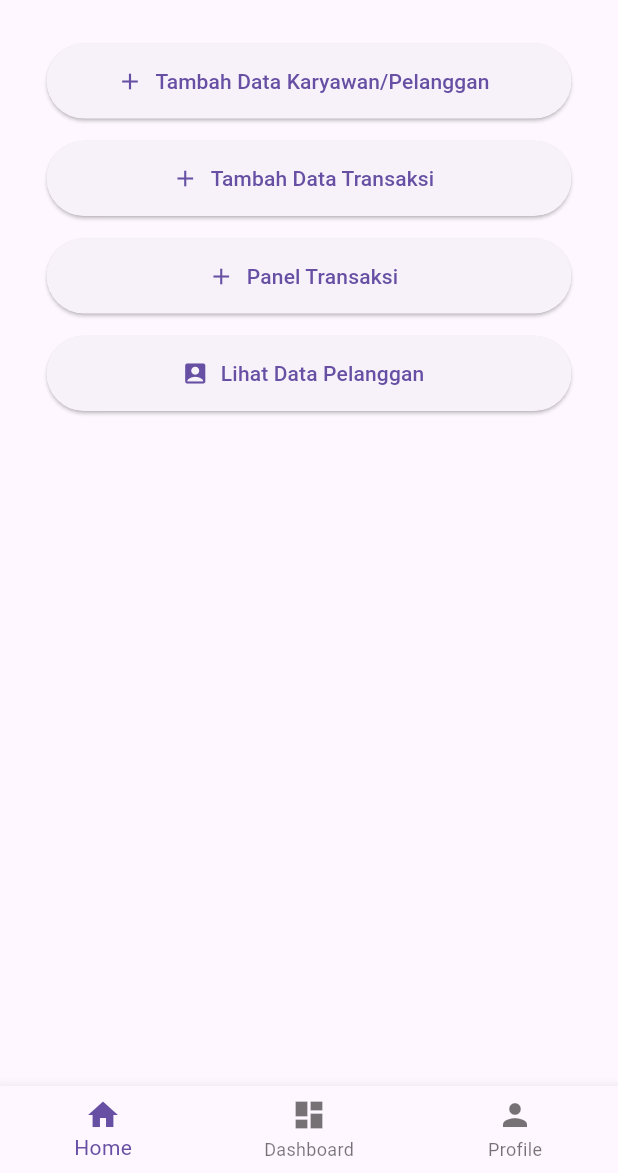
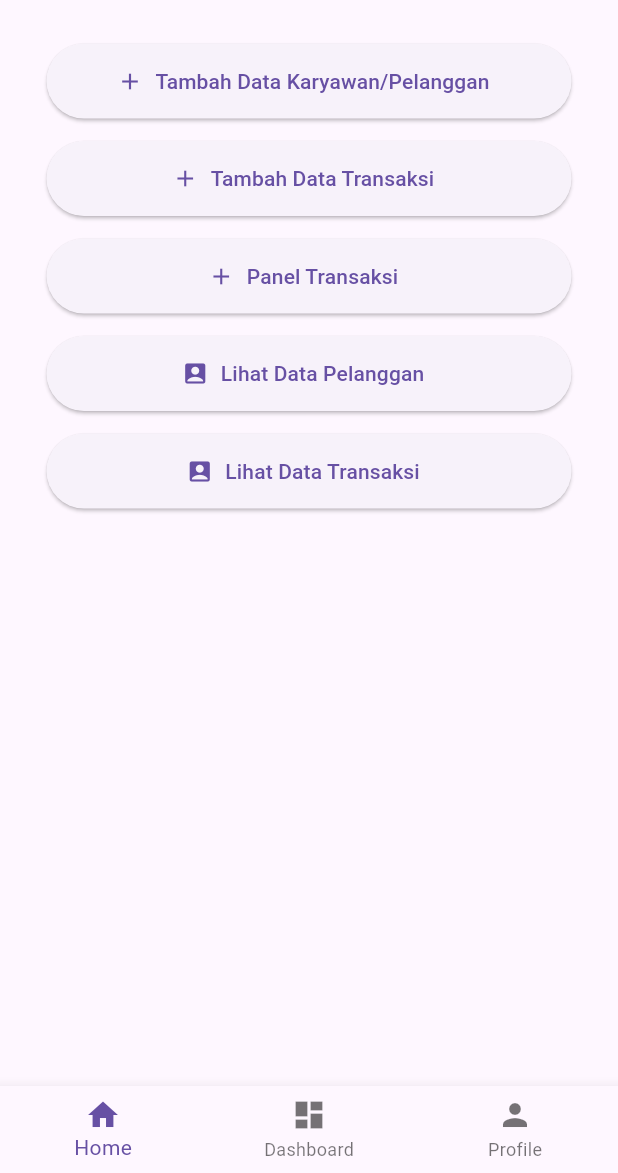
Before and after one commit to arutha-26/GSL_mobileApp, a Flutter app: the OwnerhomeView screen opened by its route, on a phone screen of 412 x 824 dp, the part 63-1236 px from its top. Run offline on Flutter 3.47's test engine with Material 3 defaults, Android fonts, the phone set to English and light mode, and no system bars; our stand-ins replace data_table_2, dropdown_search, fl_chart, flutter_dotenv, get, supabase and 1 more; accounts and stored records are empty.

Commit message:
17PT BUG FIX ADD DATA USER, PANEL DATA TRANSAKSI CREATE STILL ON GOING FEATURE FILTER, BUG FIX ON DASHBOARD

```diff
--- a/lib/app/modules/adddatauser/views/adddata_view.dart
+++ b/lib/app/modules/adddatauser/views/adddata_view.dart
@@ -32,7 +32,7 @@ class AdddataView extends GetView<AdddataController> {
             controller: controller.nameC,
             textInputAction: TextInputAction.next,
             onChanged: (String value) {
-              controller.emailC.text = value.replaceAll(" ", "").toLowerCase() + "@gsl.com";
+              controller.emailC.text = "${value.replaceAll(" ", "").toLowerCase()}@gsl.com";
             },
             decoration: const InputDecoration(
               labelText: "Nama Pengguna",
@@ -57,7 +57,7 @@ class AdddataView extends GetView<AdddataController> {
               constraints: BoxConstraints(maxHeight: 170),
               showSelectedItems: true,
             ),
-            items: ["Owner", "Karyawan", "Pelanggan"],
+            items: const ["Owner", "Karyawan", "Pelanggan"],
             dropdownDecoratorProps: const DropDownDecoratorProps(
               dropdownSearchDecoration: InputDecoration(
                 labelText: "Role",
--- /dev/null
+++ b/lib/app/modules/dataTransaksi/controllers/data_transaksi_controller.dart
@@ -0,0 +1,47 @@
+import 'package:get/get.dart';
+import 'package:supabase_flutter/supabase_flutter.dart';
+
+class DataTransaksiController extends GetxController {
+  RxBool isLoading = false.obs;
+  RxBool isHidden = true.obs;
+
+  SupabaseClient client = Supabase.instance.client;
+
+  RxList<Map<String, dynamic>> data = <Map<String, dynamic>>[].obs;
+
+  Future<void> fetchData() async {
+    try {
+      final response = await client.from('transaksi').select('*');
+
+      if (response != null && response is List) {
+        // Convert each item in the list to a Map<String, dynamic>
+        data.value = response.map((item) => item as Map<String, dynamic>).toList();
+        print('Fetched data: $data');
+      } else {
+        print('Error: Invalid data format');
+      }
+    } catch (error) {
+      // Handle other exceptions
+      print('Error: $error');
+    }
+  }
+
+  final Map<String, String> columnNames = {
+    'transaksi_id': 'ID',
+    'nama_pelanggan': 'Nama Pelanggan',
+    'nomor_pelanggan': 'Nomor Pelanggan',
+    'kategori_pelanggan': 'Kategori Pelanggan',
+    'nama_karyawan': 'Nama Karyawan',
+    'metode_laundry': 'Metode Laundry',
+    'layanan_laundry': 'Layanan Laundry',
+    'berat_laundry': 'Berat Laundry',
+    'total_biaya': 'Total Biaya',
+    'metode_pembayaran': 'Metode Pembayaran',
+    'status_pembayaran': 'Status Pembayaran',
+    'tanggal_datang': 'Tanggal Datang',
+    'tanggal_selesai': 'Tanggal Selesai',
+    'status_cucian': 'Status Cucian',
+    'is_hidden': 'Is Hidden',
+    'edit_at': 'Edit At'
+  };
+}
--- a/lib/app/modules/ownerhome/views/ownerhome_view.dart
+++ b/lib/app/modules/ownerhome/views/ownerhome_view.dart
@@ -2,6 +2,8 @@ import 'package:flutter/material.dart';
 import 'package:get/get.dart';
 import 'package:gsl/app/modules/addtransaksi/controllers/addtransaksi_controller.dart';
 import 'package:gsl/app/modules/addtransaksi/views/addtransaksi_view.dart';
+import 'package:gsl/app/modules/dataTransaksi/controllers/data_transaksi_controller.dart';
+import 'package:gsl/app/modules/dataTransaksi/views/data_transaksi_view.dart';
 import 'package:gsl/app/modules/paneltransaksi/controllers/paneltransaksi_controller.dart';
 import 'package:gsl/app/modules/paneltransaksi/views/paneltransaksi_view.dart';
 
@@ -14,7 +16,7 @@ import '../../datapelanggan/views/datapelanggan_view.dart';
 import '../controllers/ownerhome_controller.dart';
 
 class OwnerhomeView extends GetView<OwnerhomeController> {
-  const OwnerhomeView({Key? key}) : super(key: key);
+  const OwnerhomeView({super.key});
 
   @override
   Widget build(BuildContext context) {
@@ -28,7 +30,7 @@ class OwnerhomeView extends GetView<OwnerhomeController> {
           mainAxisAlignment: MainAxisAlignment.start,
           children: [
             const SizedBox(height: 15),
-            Container(
+            SizedBox(
               width: 350,
               height: 50,
               child: ElevatedButton.icon(
@@ -36,12 +38,12 @@ class OwnerhomeView extends GetView<OwnerhomeController> {
                   Get.put(AdddataController());
                   Get.to(() => AdddataView());
                 },
-                icon: Icon(Icons.add),
-                label: Text('Tambah Data Karyawan/Pelanggan'),
+                icon: const Icon(Icons.add),
+                label: const Text('Tambah Data Karyawan/Pelanggan'),
               ),
             ),
             const SizedBox(height: 15),
-            Container(
+            SizedBox(
               width: 350,
               height: 50,
               child: ElevatedButton.icon(
@@ -49,12 +51,12 @@ class OwnerhomeView extends GetView<OwnerhomeController> {
                   Get.put(AddtransaksiController());
                   Get.to(() => AddtransaksiView());
                 },
-                icon: Icon(Icons.add),
-                label: Text('Tambah Data Transaksi'),
+                icon: const Icon(Icons.add),
+                label: const Text('Tambah Data Transaksi'),
               ),
             ),
             const SizedBox(height: 15),
-            Container(
+            SizedBox(
               width: 350,
               height: 50,
               child: ElevatedButton.icon(
@@ -62,12 +64,12 @@ class OwnerhomeView extends GetView<OwnerhomeController> {
                   Get.put(PaneltransaksiController());
                   Get.to(() => PaneltransaksiView());
                 },
-                icon: Icon(Icons.add),
-                label: Text('Panel Transaksi'),
+                icon: const Icon(Icons.add),
+                label: const Text('Panel Transaksi'),
               ),
             ),
             const SizedBox(height: 15),
-            Container(
+            SizedBox(
               width: 350,
               height: 50,
               child: ElevatedButton.icon(
@@ -75,8 +77,21 @@ class OwnerhomeView extends GetView<OwnerhomeController> {
                   Get.put(DatapelangganController());
                   Get.to(() => DatapelangganView());
                 },
-                icon: Icon(Icons.account_box_rounded),
-                label: Text('Lihat Data Pelanggan'),
+                icon: const Icon(Icons.account_box_rounded),
+                label: const Text('Lihat Data Pelanggan'),
+              ),
+            ),
+            const SizedBox(height: 15),
+            SizedBox(
+              width: 350,
+              height: 50,
+              child: ElevatedButton.icon(
+                onPressed: () {
+                  Get.put(DataTransaksiController());
+                  Get.to(() => DataTransaksiView());
+                },
+                icon: const Icon(Icons.account_box_rounded),
+                label: const Text('Lihat Data Transaksi'),
               ),
             ),
           ],
--- a/lib/app/routes/app_pages.dart
+++ b/lib/app/routes/app_pages.dart
@@ -6,6 +6,8 @@ import '../modules/addtransaksi/bindings/addtransaksi_binding.dart';
 import '../modules/addtransaksi/views/addtransaksi_view.dart';
 import '../modules/dashboardOwner/bindings/dashboard_owner_binding.dart';
 import '../modules/dashboardOwner/views/dashboard_owner_view.dart';
+import '../modules/dataTransaksi/bindings/data_transaksi_binding.dart';
+import '../modules/dataTransaksi/views/data_transaksi_view.dart';
 import '../modules/datapelanggan/bindings/datapelanggan_binding.dart';
 import '../modules/datapelanggan/views/datapelanggan_view.dart';
 import '../modules/detailpaneltransaksi/bindings/detailpaneltransaksi_binding.dart';
@@ -121,5 +123,10 @@ class AppPages {
       page: () => DashboardOwnerView(),
       binding: DashboardOwnerBinding(),
     ),
+    GetPage(
+      name: _Paths.DATA_TRANSAKSI,
+      page: () => DataTransaksiView(),
+      binding: DataTransaksiBinding(),
+    ),
   ];
 }
--- a/lib/app/routes/app_routes.dart
+++ b/lib/app/routes/app_routes.dart
@@ -23,6 +23,7 @@ abstract class Routes {
   static const PANELTRANSAKSI = _Paths.PANELTRANSAKSI;
   static const DETAILPANELTRANSAKSI = _Paths.DETAILPANELTRANSAKSI;
   static const DASHBOARD_OWNER = _Paths.DASHBOARD_OWNER;
+  static const DATA_TRANSAKSI = _Paths.DATA_TRANSAKSI;
 }
 
 abstract class _Paths {
@@ -47,4 +48,5 @@ abstract class _Paths {
   static const PANELTRANSAKSI = '/paneltransaksi';
   static const DETAILPANELTRANSAKSI = '/detailpaneltransaksi';
   static const DASHBOARD_OWNER = '/dashboard-owner';
+  static const DATA_TRANSAKSI = '/data-transaksi';
 }
```
Also changed, not shown: lib/app/modules/adddatauser/controllers/adddata_controller.dart (+24 -2 lines), lib/app/modules/dashboardOwner/controllers/dashboard_owner_controller.dart (+47 -14 lines), lib/app/modules/dashboardOwner/views/dashboard_owner_view.dart (+41 -14 lines), lib/app/modules/dataTransaksi/bindings/data_transaksi_binding.dart (added, +12 -0 lines), lib/app/modules/dataTransaksi/views/data_transaksi_view.dart (added, +114 -0 lines), lib/app/modules/loginpage/controllers/loginpage_controller.dart (+10 -3 lines).
